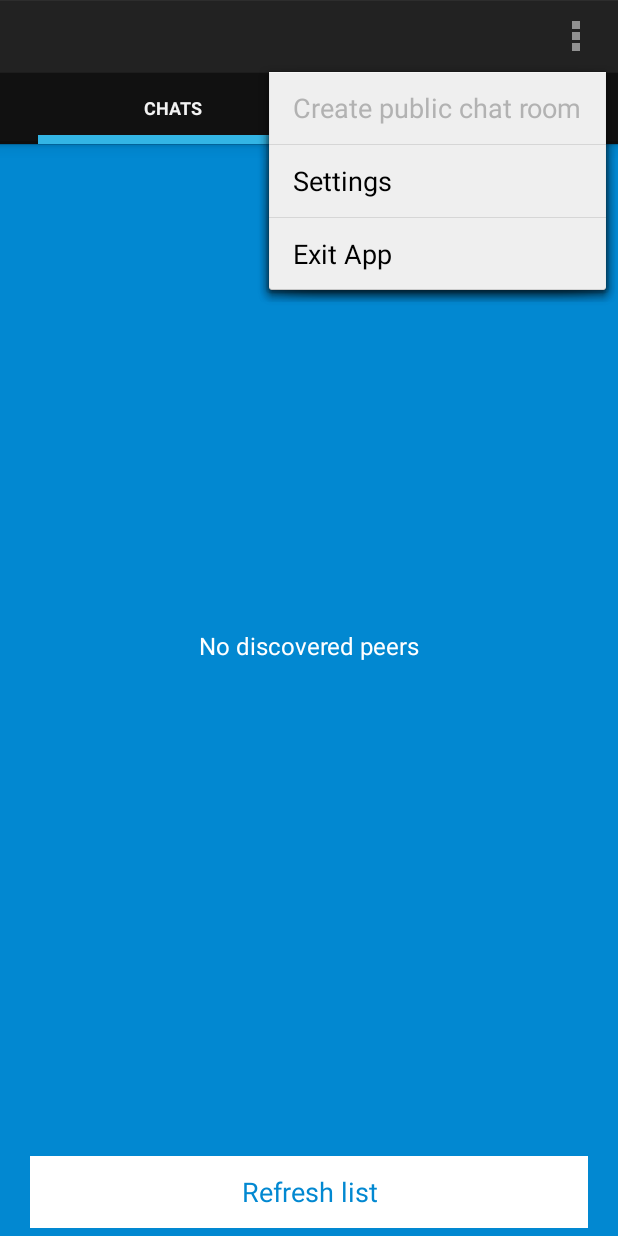
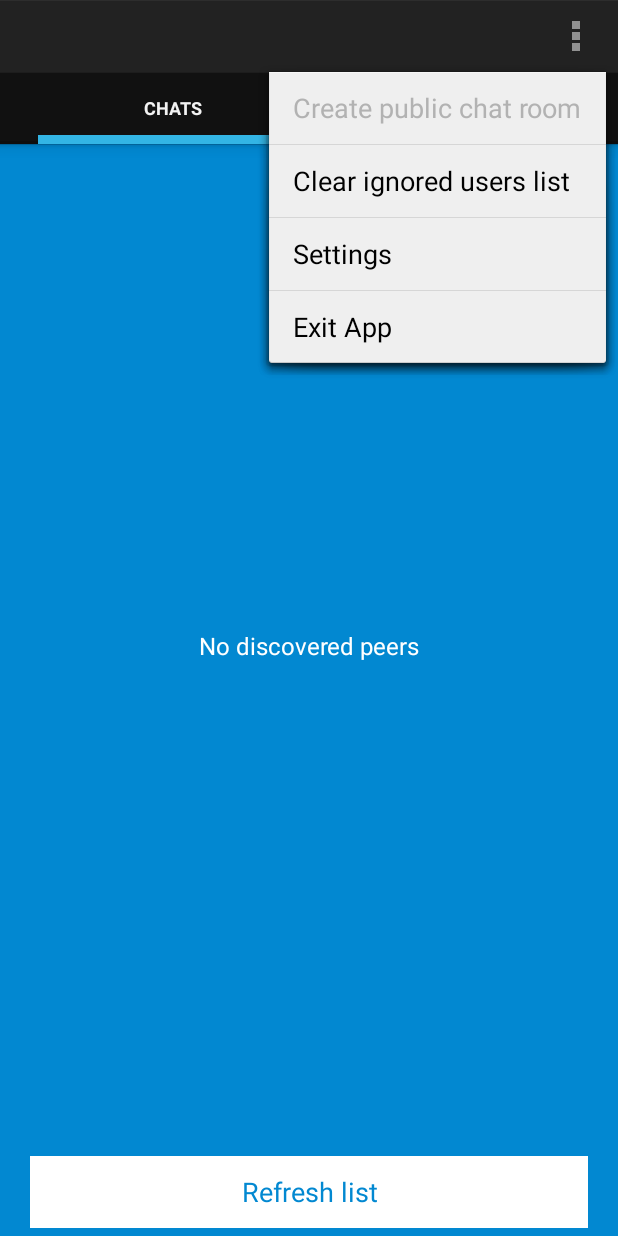
Before and after one commit to MaggGomes/FEUP-SDIS, an Android app: the MainScreenActivity screen opened directly, with no data from a screen before it, with the options menu open, on a phone screen of 412 x 824 dp. Run offline under Robolectric (Android 15) with nearby library versions, the phone set to English and light mode, and no system bars; 1 statement that could not run was skipped.

Commit message:
revert to 7c80a3d721215e01ab93d9a10acdbbf16ebe5699

```diff
--- a/HereChat/source/app/src/main/res/menu/chat_pub_room_menu.xml
+++ b/HereChat/source/app/src/main/res/menu/chat_pub_room_menu.xml
@@ -7,6 +7,12 @@
         android:title="@string/clear_display"/>
 
     <item
+        android:id="@+id/action_clear_banned_users"
+        android:orderInCategory="2"
+        android:showAsAction="never"
+        android:title="@string/clear_banned_users_in_room"/>
+
+    <item
        android:id="@+id/action_close_room"
        android:orderInCategory="3"
        android:showAsAction="never"
--- a/HereChat/source/app/src/main/res/menu/chat_search_frag_context_menu.xml
+++ b/HereChat/source/app/src/main/res/menu/chat_search_frag_context_menu.xml
@@ -1,3 +1,13 @@
 <menu xmlns:android="http://schemas.android.com/apk/res/android" >
 
+    <item
+        android:id="@+id/action_ignore_user"
+        android:showAsAction="never"
+        android:title="@string/ignore_user"/>
+
+        <item
+        android:id="@+id/action_unignore_user"
+        android:showAsAction="never"
+        android:title="@string/unginore_user"/>
+
 </menu>
--- a/HereChat/source/app/src/main/res/menu/main_screen_menu.xml
+++ b/HereChat/source/app/src/main/res/menu/main_screen_menu.xml
@@ -11,6 +11,12 @@
         android:orderInCategory="1"
         android:showAsAction="never"
         android:title="@string/clear_all_history"/>
+
+     <item
+        android:id="@+id/clear_ignore_list"
+        android:orderInCategory="2"
+        android:showAsAction="never"
+        android:title="@string/clear_igonred_users_list"/>
 
     <item
         android:id="@+id/action_settings"
--- a/HereChat/source/app/src/main/res/values/strings.xml
+++ b/HereChat/source/app/src/main/res/values/strings.xml
@@ -18,12 +18,17 @@
     <string name="send">Send</string>
     <string name="create_new_public_chat_room">Create public chat room</string>
     <string name="clear_display">Clear display</string>
+    <string name="ignore_this_user">Ignore user</string>
     <string name="close_pub_chat_room">Close chat room</string>
     <string name="clear_history_file">Clear history file</string>
     <string name="clear_all_history">Clear all history</string>
+    <string name="ignore_user">Ignore user</string>
+    <string name="clear_igonred_users_list">Clear ignored users list</string>
+    <string name="unginore_user">Unignore user</string>
     <string name="rooms_name">Room\'s name:</string>
     <string name="pasword">Password</string>
     <string name="roonNameIsMust">Room name is a must</string>
+    <string name="clear_banned_users_in_room">Clear banned users list</string>
     <string name="kick_user">Kick user</string>
     <string name="ban_user">Ban user</string>
     <string name="no_discovered_peers">No discovered peers</string>
```
Also changed, not shown: HereChat/source/app/src/main/java/com/chat/herechat/ChatManager/ChatActivity.java (+61 -0 lines), HereChat/source/app/src/main/java/com/chat/herechat/ChatManager/ChatSearchScreenFrag.java (+61 -0 lines), HereChat/source/app/src/main/java/com/chat/herechat/MainScreenActivity.java (+7 -0 lines), HereChat/source/app/src/main/res/menu/chat_prv_room_menu.xml (+12 -0 lines).
